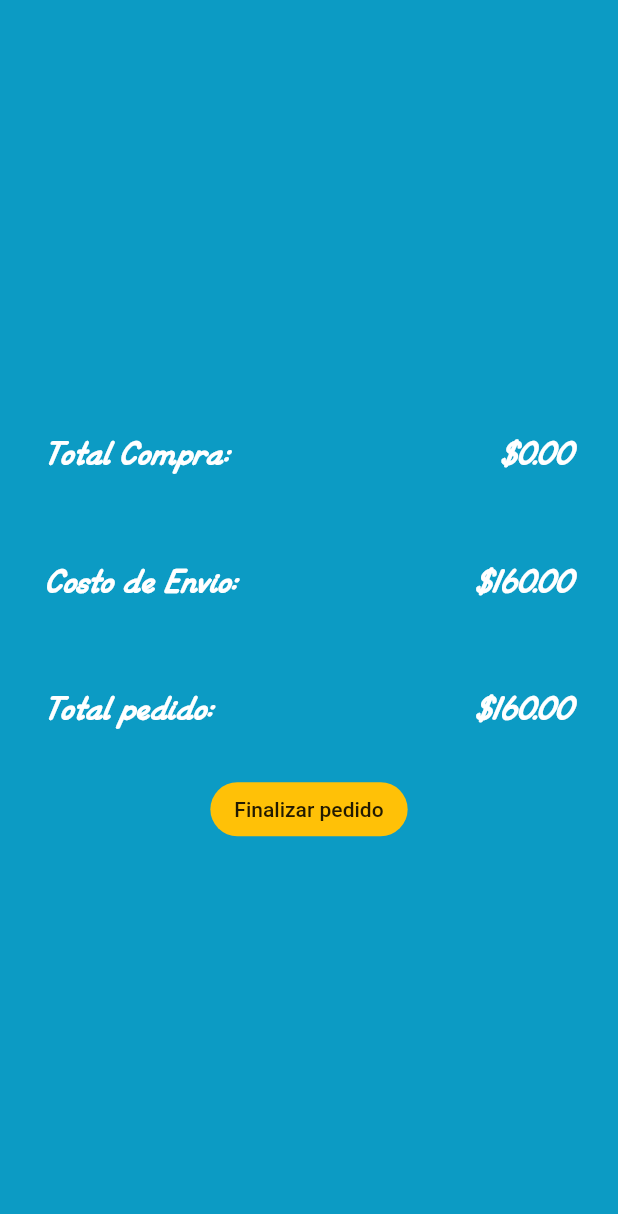
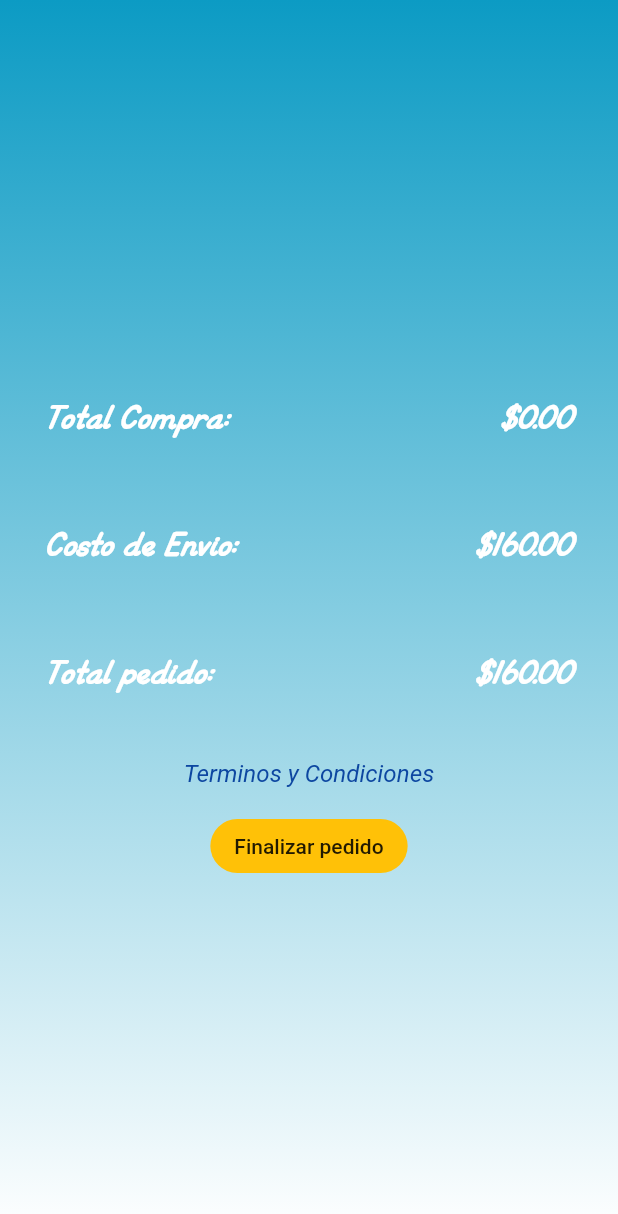
Before and after one commit to inuyaga/ccoapp, a Flutter app: the FinalizarCompraView screen opened directly with empty values, on a phone screen of 412 x 824 dp. Shown: the top 1214 px of the screen. Run offline on Flutter 3.47's test engine with Material 2 defaults, Android fonts, the phone set to English and light mode, and no system bars; our stand-ins replace loading_indicator, shared_preferences; missing offline and left inert: status_alert; accounts and stored records are empty; network calls fail.

Commit message:
add view compras

```diff
--- a/lib/conexionesString.dart
+++ b/lib/conexionesString.dart
@@ -18,4 +18,5 @@ class InternetString{
   static String updateDomicilio = "${dns}v1/domicilio/update/user/";
   static String updateDomicilioView = "${dns}v1/domicilio/update/";
   static String endCompra = "${dns}v1/finalizar/compra/";
+  static String misCompras = "${dns}v1/mis/compras/";
 }
--- a/lib/objetos.dart
+++ b/lib/objetos.dart
@@ -1,4 +1,4 @@
-class AreaObject{
+class AreaObject {
   final int id;
   final String nombre;
   final String icono;
@@ -20,18 +20,22 @@ class ProductoObject {
   final String subcategoria;
   final String area;
 
-  ProductoObject(this.productocodigo, this.productonombre, this.productodescripcion, this.productoimagen, this.productomarca, this.productoprecio, this.prductocodigobarras, this.prductounidad, this.prductoexistencia, this.productolinea, this.subcategoria, this.area);
+  ProductoObject(
+      this.productocodigo,
+      this.productonombre,
+      this.productodescripcion,
+      this.productoimagen,
+      this.productomarca,
+      this.productoprecio,
+      this.prductocodigobarras,
+      this.prductounidad,
+      this.prductoexistencia,
+      this.productolinea,
+      this.subcategoria,
+      this.area);
 }
 
-
-
 class Domicilio {
-
-
-
-
-
-
   final int id;
   final String domnomap;
   final int domcodigop;
@@ -49,8 +53,23 @@ class Domicilio {
   final int domcreador;
   final String descripcionlarga;
 
-  Domicilio({this.id, this.domnomap, this.domcodigop, this.domestado, this.domdelegacion, this.domcolonia, this.domcalle, this.domnumex, this.domnuminterior, this.domindicaciones, this.domtipo, this.domtelefono, this.domactivo, this.domcreador, this.descripcionlarga});
-  factory Domicilio.fromJson(dynamic json){
+  Domicilio(
+      {this.id,
+      this.domnomap,
+      this.domcodigop,
+      this.domestado,
+      this.domdelegacion,
+      this.domcolonia,
+      this.domcalle,
+      this.domnumex,
+      this.domnuminterior,
+      this.domindicaciones,
+      this.domtipo,
+      this.domtelefono,
+      this.domactivo,
+      this.domcreador,
+      this.descripcionlarga});
+  factory Domicilio.fromJson(dynamic json) {
     return Domicilio(
       id: json['id'],
       domnomap: json['dom_nom_ap'],
@@ -71,7 +90,6 @@ class Domicilio {
   }
 }
 
-
 class Usuario {
   final int id;
   final String username;
@@ -82,9 +100,17 @@ class Usuario {
   final String lastlogin;
   final List<Domicilio> domicilio;
 
-  Usuario({this.id, this.username, this.firstname, this.lastname, this.email, this.datejoined, this.lastlogin, this.domicilio});
+  Usuario(
+      {this.id,
+      this.username,
+      this.firstname,
+      this.lastname,
+      this.email,
+      this.datejoined,
+      this.lastlogin,
+      this.domicilio});
 
-  factory Usuario.fromJson(dynamic json){
+  factory Usuario.fromJson(dynamic json) {
     List<Domicilio> domicilios = [];
     if (json['user_domicilio'] != null) {
       for (var item in json['user_domicilio']) {
@@ -100,26 +126,20 @@ class Usuario {
         email: json['email'],
         datejoined: json['date_joined'],
         lastlogin: json['last_login'],
-      domicilio: domicilios
-    );
+        domicilio: domicilios);
   }
 }
-
-
 
 class TipoDomicilio {
   final int number;
   final String texto;
 
   TipoDomicilio({this.number, this.texto});
-
 }
 
-
-
-class ProductoCarritoCompra{
+class ProductoCarritoCompra {
   final int id;
-  final String pedidoid;
+  final int pedidoid;
   final String productoid;
   final int cantidad;
   final int creadopor;
@@ -129,22 +149,76 @@ class ProductoCarritoCompra{
   final String urlImagen;
   final String descripcion;
 
-  ProductoCarritoCompra({this.id, this.pedidoid, this.productoid, this.cantidad, this.creadopor, this.precio, this.status, this.total, this.urlImagen, this.descripcion});
+  ProductoCarritoCompra(
+      {this.id,
+      this.pedidoid,
+      this.productoid,
+      this.cantidad,
+      this.creadopor,
+      this.precio,
+      this.status,
+      this.total,
+      this.urlImagen,
+      this.descripcion});
 
-  factory ProductoCarritoCompra.fromJson(dynamic json){
+  factory ProductoCarritoCompra.fromJson(dynamic json) {
     return ProductoCarritoCompra(
-            id:json['id'],
-            pedidoid:json['dcw_pedido_id'],
-            productoid:json['dcw_producto_id']['producto_codigo'],
-            cantidad:json['dcw_cantidad'],
-            creadopor:json['dcw_creado_por'],
-            precio:json['dcw_precio'],
-            status:json['dcw_status'],
-            total:json['sub_total'],
-            urlImagen:json['dcw_producto_id']['producto_imagen'],
-            descripcion:json['dcw_producto_id']['producto_nombre'],
+      id: json['id'],
+      pedidoid: json['dcw_pedido_id'],
+      productoid: json['dcw_producto_id']['producto_codigo'],
+      cantidad: json['dcw_cantidad'],
+      creadopor: json['dcw_creado_por'],
+      precio: json['dcw_precio'],
+      status: json['dcw_status'],
+      total: json['sub_total'],
+      urlImagen: json['dcw_producto_id']['producto_imagen'],
+      descripcion: json['dcw_producto_id']['producto_nombre'],
     );
   }
+}
 
+class Compra {
+  final int cwId;
+  final String cwFecha;
+  final String cwCliente;
+  final String cwStatus;
+  final String cwDomicilio;
+  final String cwNumeroVenta;
+  final String cwNumeroFactura;
+  final String cwTipoPago;
+  final double total;
+  final List<ProductoCarritoCompra> itemsCompras;
 
+  Compra(
+      {this.cwId,
+      this.cwFecha,
+      this.cwCliente,
+      this.cwStatus,
+      this.cwDomicilio,
+      this.cwNumeroVenta,
+      this.cwNumeroFactura,
+      this.cwTipoPago,
+      this.total,
+      this.itemsCompras});
+
+  factory Compra.fromJson(dynamic json) {
+    List<ProductoCarritoCompra> itemsCompras = [];
+    if (json['itemsCompras'] != null) {
+      for (var item in json['itemsCompras']) {
+        ProductoCarritoCompra itemCarr = ProductoCarritoCompra.fromJson(item);
+        itemsCompras.add(itemCarr);
       }
+    }
+    return Compra(
+        cwId: json['cw_id'],
+        cwFecha: json['cw_fecha'],
+        cwCliente: json['cw_cliente'],
+        cwStatus: json['cw_status'],
+        cwDomicilio: json['cw_domicilio']['str_domicilio'],
+        cwNumeroVenta: json['cw_numero_venta'],
+        cwNumeroFactura: json['cw_numero_factura'],
+        cwTipoPago: json['cw_tipo_pago'],
+        total: json['total_compra'],
+        itemsCompras: itemsCompras);
+  }
+}
--- a/lib/paginas/finalizarCompra.dart
+++ b/lib/paginas/finalizarCompra.dart
@@ -3,6 +3,7 @@ import 'dart:io';
 import 'dart:ui';
 import 'package:ccoapp/objetos.dart';
 import 'package:ccoapp/paginas/home.dart';
+import 'package:ccoapp/paginas/terminosCondiciones.dart';
 import 'package:http/http.dart' as http;
 import 'package:ccoapp/conexionesString.dart';
 import 'package:loading_indicator/loading_indicator.dart';
@@ -10,12 +11,14 @@ import 'package:ccoapp/constantes/coloresapp.dart';
 import 'package:flutter/material.dart';
 import 'package:intl/intl.dart';
 import 'package:shared_preferences/shared_preferences.dart';
+
 final oCcy = new NumberFormat("#,##0.00", "en_US");
+
 class FinalizarCompraView extends StatefulWidget {
   final double totalpedido;
   final Domicilio domicilio;
 
-  FinalizarCompraView({@required this.totalpedido,@required this.domicilio});
+  FinalizarCompraView({@required this.totalpedido, @required this.domicilio});
 
   @override
   _FinalizarCompraViewState createState() => _FinalizarCompraViewState();
@@ -25,13 +28,13 @@ class _FinalizarCompraViewState extends State<FinalizarCompraView> {
   double costoEnvio = 160.0;
   bool loading = false;
 
-
-  void startloading(){
+  void startloading() {
     setState(() {
       loading = true;
     });
   }
-  void stoploading(){
+
+  void stoploading() {
     setState(() {
       loading = false;
     });
@@ -41,7 +44,11 @@ class _FinalizarCompraViewState extends State<FinalizarCompraView> {
   Widget build(BuildContext context) {
     return Scaffold(
       body: Container(
-        color: ColoresApp.primario,
+        decoration: BoxDecoration(
+            gradient: LinearGradient(
+                colors: [ColoresApp.primario, Colors.white],
+                begin: Alignment.topCenter,
+                end: Alignment.bottomCenter)),
         child: Center(
           child: Column(
             mainAxisAlignment: MainAxisAlignment.center,
@@ -51,8 +58,14 @@ class _FinalizarCompraViewState extends State<FinalizarCompraView> {
                 child: Row(
                   mainAxisAlignment: MainAxisAlignment.spaceBetween,
                   children: [
-                    Text("Total Compra:", style: getStylo(),),
-                    Text(r'$'+"${oCcy.format(widget.totalpedido)}", style: getStylo(),),
+                    Text(
+                      "Total Compra:",
+                      style: getStylo(),
+                    ),
+                    Text(
+                      r'$' + "${oCcy.format(widget.totalpedido)}",
+                      style: getStylo(),
+                    ),
                   ],
                 ),
               ),
@@ -61,8 +74,14 @@ class _FinalizarCompraViewState extends State<FinalizarCompraView> {
                 child: Row(
                   mainAxisAlignment: MainAxisAlignment.spaceBetween,
                   children: [
-                    Text("Costo de Envio:", style: getStylo(),),
-                    Text(r'$'+"${oCcy.format(costoEnvio)}", style: getStylo(),),
+                    Text(
+                      "Costo de Envio:",
+                      style: getStylo(),
+                    ),
+                    Text(
+                      r'$' + "${oCcy.format(costoEnvio)}",
+                      style: getStylo(),
+                    ),
                   ],
                 ),
               ),
@@ -71,62 +90,91 @@ class _FinalizarCompraViewState extends State<FinalizarCompraView> {
                 child: Row(
                   mainAxisAlignment: MainAxisAlignment.spaceBetween,
                   children: [
-                    Text("Total pedido:", style: getStylo(),),
-                    Text(r'$'+"${oCcy.format(widget.totalpedido + costoEnvio)}", style: getStylo(),),
+                    Text(
+                      "Total pedido:",
+                      style: getStylo(),
+                    ),
+                    Text(
+                      r'$' + "${oCcy.format(widget.totalpedido + costoEnvio)}",
+                      style: getStylo(),
+                    ),
                   ],
                 ),
               ),
+              SizedBox(
+                height: 15,
+              ),
+              GestureDetector(
+                child: Text(
+                  "Terminos y Condiciones",
+                  style: TextStyle(
+                      fontStyle: FontStyle.italic,
+                      color: Colors.blue[900],
+                      fontSize: 16),
+                ),
+                onTap: () {
 
-             loading == false ? FlatButton(
+                  Navigator.of(context).push(MaterialPageRoute(builder: (context)=>TerminosCondicionesView()));
+                  // Navigator.of(context).push(PageRouteBuilder(
+                  //   opaque: false,
+                  //   pageBuilder: (BuildContext context, _,__)=>TerminosCondicionesView()));
+
+                },
+              ),
+              SizedBox(
+                height: 15,
+              ),
+              loading == false
+                  ? FlatButton(
                       shape: StadiumBorder(),
                       color: Colors.amber,
                       onPressed: () async {
                         startloading();
                         // await Future.delayed(Duration(seconds: 8));
-                  SharedPreferences preferencias = await SharedPreferences.getInstance();
+                        SharedPreferences preferencias =
+                            await SharedPreferences.getInstance();
                         String token = preferencias.getString("token") ?? "";
                         try {
-                    var response = await http.post(
-                      InternetString.endCompra,
-                      headers: {HttpHeaders.authorizationHeader: 'Token $token',},
-                      body: {
-                        'IDomicilio':"${this.widget.domicilio.id}"
-                      }
-                      );
+                          var response = await http
+                              .post(InternetString.endCompra, headers: {
+                            HttpHeaders.authorizationHeader: 'Token $token',
+                          }, body: {
+                            'IDomicilio': "${this.widget.domicilio.id}"
+                          });
 
                           if (response.statusCode == 201) {
-                        Map<String, dynamic> responseJson = json.decode(utf8.decode(response.bodyBytes));
+                            Map<String, dynamic> responseJson =
+                                json.decode(utf8.decode(response.bodyBytes));
                             mostraAlerta(
                                 context: context,
                                 titulo: 'Pedido Finalizado',
                                 cuerpo: ListBody(
                                   children: [
-                                Text("Pedido N° ${responseJson['idCompraWeb']}"),
+                                    Text(
+                                        "Pedido N° ${responseJson['idCompraWeb']}"),
                                     Text("Cuenta deposito 123 849 457"),
-                                Text("Enviar captura al Email compracompucopias@ejemplo.com"),
+                                    Text(
+                                        "Enviar captura al Email compracompucopias@ejemplo.com"),
                                   ],
-                            )
-                          );
-
+                                ));
                           }
-                  }on SocketException {
+                        } on SocketException {
                           print("Sin internet");
-                  }on HttpException{
+                        } on HttpException {
                           print("Servicio es unaviable");
-                  }catch (e) {
+                        } catch (e) {
                           print(e);
-                  }finally{
+                        } finally {
                           stoploading();
                         }
-
-
-
-                }, child: Text("Finalizar pedido")):
-
-              SizedBox(
+                      },
+                      child: Text("Finalizar pedido"))
+                  : SizedBox(
                       height: 100,
                       width: 100,
-                child: LoadingIndicator(indicatorType: Indicator.values[12], color: Colors.amber),
+                      child: LoadingIndicator(
+                          indicatorType: Indicator.values[12],
+                          color: Colors.amber),
                     )
             ],
           ),
@@ -136,25 +184,20 @@ class _FinalizarCompraViewState extends State<FinalizarCompraView> {
   }
 }
 
-
-
-
 TextStyle getStylo() {
   return TextStyle(
       color: Colors.white,
       fontSize: 25,
       fontWeight: FontWeight.bold,
       fontStyle: FontStyle.italic,
-  fontFamily: 'KG'
-  );
+      fontFamily: 'KG');
 }
 
-
-
-
-
-
-Future<void> mostraAlerta({BuildContext context, String titulo, ListBody cuerpo,}) async {
+Future<void> mostraAlerta({
+  BuildContext context,
+  String titulo,
+  ListBody cuerpo,
+}) async {
   return showDialog<void>(
     context: context,
     barrierDismissible: false, // user must tap button!
@@ -169,7 +212,9 @@ Future<void> mostraAlerta({BuildContext context, String titulo, ListBody cuerpo,
             child: Text('Ok'),
             onPressed: () {
               Navigator.of(context).pop();
-              Navigator.of(context).pushAndRemoveUntil(MaterialPageRoute(builder: (context)=>HomeView()), (route) => false);
+              Navigator.of(context).pushAndRemoveUntil(
+                  MaterialPageRoute(builder: (context) => HomeView()),
+                  (route) => false);
             },
           ),
         ],
```
Also changed, not shown: lib/paginas/compras.dart (added, +83 -0 lines), lib/paginas/detalleCompraWeb.dart (added, +123 -0 lines), lib/paginas/home.dart (+13 -5 lines), lib/paginas/terminosCondiciones.dart (added, +107 -0 lines), 1 other file. Lines whose indentation alone changed are shown as unchanged.
